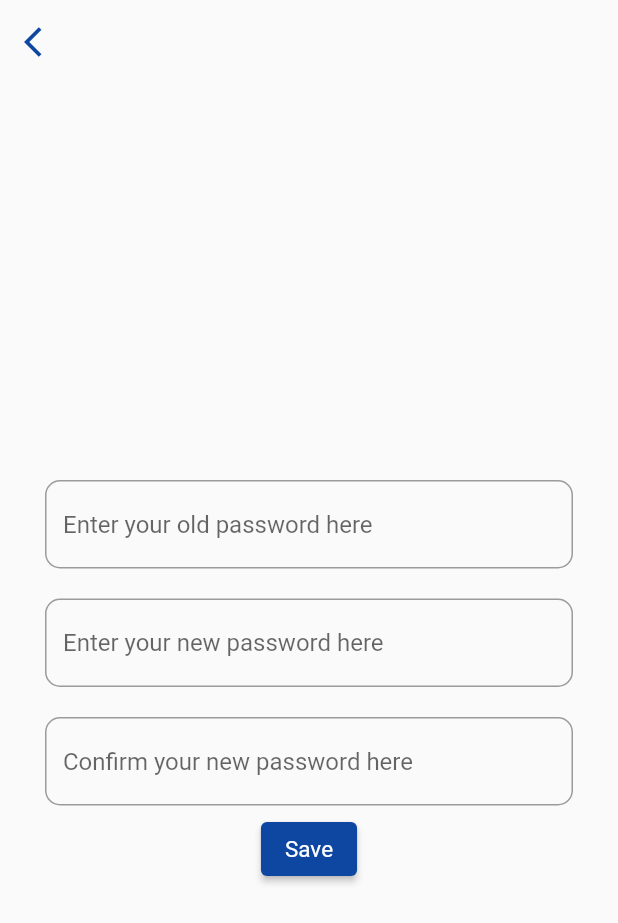
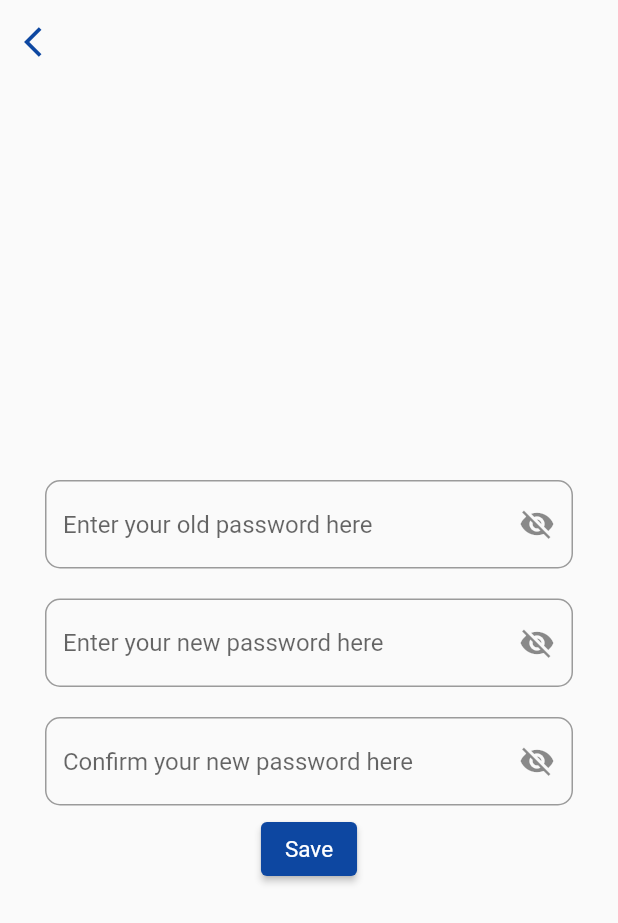
Before and after one commit to Mana-One/coding-pool-mobile, a Flutter app: the EditPasswordWidget screen opened directly, on a phone screen of 412 x 824 dp. Shown: the top 923 px of the screen. Run offline on Flutter 3.47's test engine with Material 2 defaults, Android fonts, the phone set to English and light mode, and no system bars; our stand-ins replace flutter_svg, shared_preferences; accounts and stored records are empty; network calls fail.

Commit message:
fix widget dimensions

```diff
--- a/lib/views/guest/SignUp.dart
+++ b/lib/views/guest/SignUp.dart
@@ -137,7 +137,7 @@ class _SignUpState extends State<SignUp> {
                           _password = value;
                           signUp(UserSignUp(email: _email, username: _username, password: _password));
                         }),
-                        validator: (value) => value!.length < 8 ? 'Please Enter a password.\n8 characters minimum required with 1 tiny, 1 uppercase and 1 number' : null,
+                        validator: (value) => value!.length < 8 ? 'Please Enter a password.\n8 characters minimum required with 1 tiny, 1 uppercase and \n1 number' : null,
                         obscureText: _isSecret,
                         decoration: InputDecoration(
                           suffixIcon: InkWell(
--- a/lib/views/screens/EditPasswordWidget.dart
+++ b/lib/views/screens/EditPasswordWidget.dart
@@ -1,4 +1,6 @@
 import 'package:coding_pool_v0/main.dart';
+import 'package:coding_pool_v0/models/Models.dart';
+import 'package:coding_pool_v0/web/UserService.dart';
 import 'package:flutter/material.dart';
 
 class EditPasswordWidget extends StatefulWidget {
@@ -9,12 +11,16 @@ class EditPasswordWidget extends StatefulWidget {
 }
 
 class _EditPasswordWidgetState extends State<EditPasswordWidget> {
-    bool _isSecret = true;
+    bool _isSecret1 = true;
+    bool _isSecret2 = true;
+    bool _isSecret3 = true;
+
     final GlobalKey<FormState> _formKey = GlobalKey<FormState>();
 
     String _oldPassword = '';
     String _newPassword = '';
     String _confirmPassword = '';
+    var futureEditPassword;
 
     @override
     Widget build(BuildContext context) {
@@ -34,16 +40,24 @@ class _EditPasswordWidgetState extends State<EditPasswordWidget> {
                 padding: EdgeInsets.symmetric(
                     horizontal: 30.0
                 ),
+                child: Form(
+                  key: _formKey,
                   child: Column(
                       children: [
                         SizedBox(
                           height: 30,
                         ),
-
                         TextFormField(
                           onChanged: (value) => setState(() => _oldPassword = value),
                           validator: (value) => value!.length < 8 ? 'Please Enter a password.\n8 characters minimum required with 1 tiny, 1 uppercase and 1 number' : null,
+                          obscureText: _isSecret1,
                           decoration: InputDecoration(
+                            suffixIcon: InkWell(
+                              onTap: () => setState(() => _isSecret1 = !_isSecret1) ,
+                              child: Icon(
+                                  ! _isSecret1 ? Icons.visibility : Icons.visibility_off
+                              ),
+                            ),
                             hintText: 'Enter your old password here',
                             border: OutlineInputBorder(
                               borderRadius: BorderRadius.circular(10.0),
@@ -55,14 +69,20 @@ class _EditPasswordWidgetState extends State<EditPasswordWidget> {
                             ),
                           ),
                         ),
-
                         SizedBox(
                           height: 20,
                         ),
                         TextFormField(
                           onChanged: (value) => setState(() => _newPassword = value),
                           validator: (value) => value!.length < 8 ? 'Please Enter a password.\n8 characters minimum required with 1 tiny, 1 uppercase and 1 number' : null,
+                          obscureText: _isSecret2,
                           decoration: InputDecoration(
+                            suffixIcon: InkWell(
+                              onTap: () => setState(() => _isSecret2 = !_isSecret2) ,
+                              child: Icon(
+                                  ! _isSecret2 ? Icons.visibility : Icons.visibility_off
+                              ),
+                            ),
                             hintText: 'Enter your new password here',
                             border: OutlineInputBorder(
                               borderRadius: BorderRadius.circular(10.0),
@@ -79,9 +99,16 @@ class _EditPasswordWidgetState extends State<EditPasswordWidget> {
                         ),
 
                         TextFormField(
-                        onChanged: (value) => setState(() => _confirmPassword = value),
-                          validator: (value) => value!.length < 8 ? 'Please Enter a password.\n8 characters minimum required with 1 tiny, 1 uppercase and 1 number' : null,
+                          onChanged: (value) => setState(() {_confirmPassword = value;}),
+                          validator: (value) => value!.length < 8 && value == _newPassword ? 'Please Enter a password.\n8 characters minimum required with 1 tiny, 1 uppercase and 1 number' : null,
+                          obscureText: _isSecret3,
                           decoration: InputDecoration(
+                            suffixIcon: InkWell(
+                              onTap: () => setState(() => _isSecret3 = !_isSecret3) ,
+                              child: Icon(
+                                  ! _isSecret3 ? Icons.visibility : Icons.visibility_off
+                              ),
+                            ),
                             hintText: 'Confirm your new password here',
                             border: OutlineInputBorder(
                               borderRadius: BorderRadius.circular(10.0),
@@ -101,15 +128,16 @@ class _EditPasswordWidgetState extends State<EditPasswordWidget> {
                                 backgroundColor: MaterialStateProperty.all(Colors.blue.shade900),
                                 textStyle: MaterialStateProperty.all(TextStyle(fontSize: 15))),
                             onPressed: () {
-                            //futureEditPassword = changeUserPassword(ChangePassword(oldPassword: _oldPassword, newPassword: _newPassword, confirmPassword: _confirmPassword));
-
                               if(_newPassword.length < 8 || _newPassword != _confirmPassword) return null;
+                              futureEditPassword = changeUserPassword(new ChangePassword(oldPassword: _oldPassword, newPassword: _newPassword, confirmPassword: _confirmPassword));
+                              if(_formKey.currentState!.validate())
                                 Navigator.pop(context);
                             },
                             child: Text('Save', style: TextStyle(color: Colors.white),)
                         )
                       ]
                   ),
+                )
               ),
             ),
           ),
--- a/lib/views/screens/SettingsScreen.dart
+++ b/lib/views/screens/SettingsScreen.dart
@@ -38,7 +38,7 @@ class _SettingsScreenState extends State<SettingsScreen> {
                 ),
                 Text('Account', style: TextStyle(color: Colors.black45, fontSize: 20, fontWeight: FontWeight.bold)),
                 SizedBox(
-                  width: 200,
+                  width: 180,
                 ),
                 OutlineButton(
                   shape: RoundedRectangleBorder(
```
Also changed, not shown: lib/views/MainScreens/Account.dart (+4 -4 lines), lib/views/screens/EditUserInfosWidget.dart (+14 -11 lines), lib/views/screens/PostDetails.dart (+5 -6 lines), lib/views/widgets/CommentWidget.dart (+4 -4 lines), lib/views/widgets/PostWidget.dart (+4 -10 lines). Lines whose indentation alone changed are shown as unchanged.
